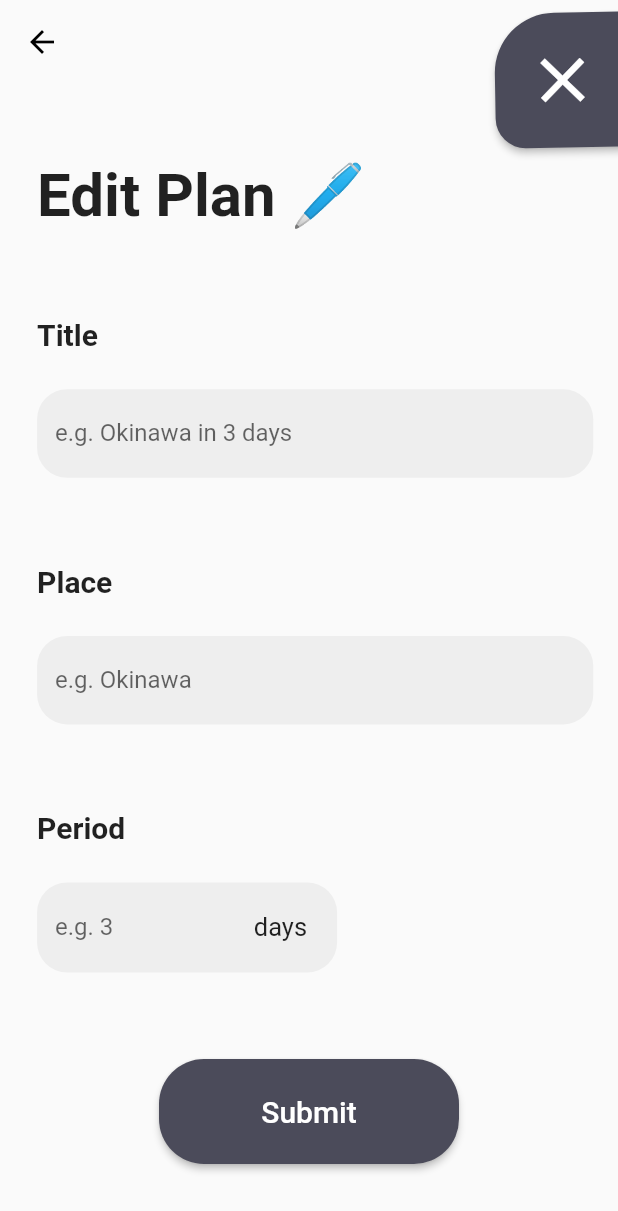
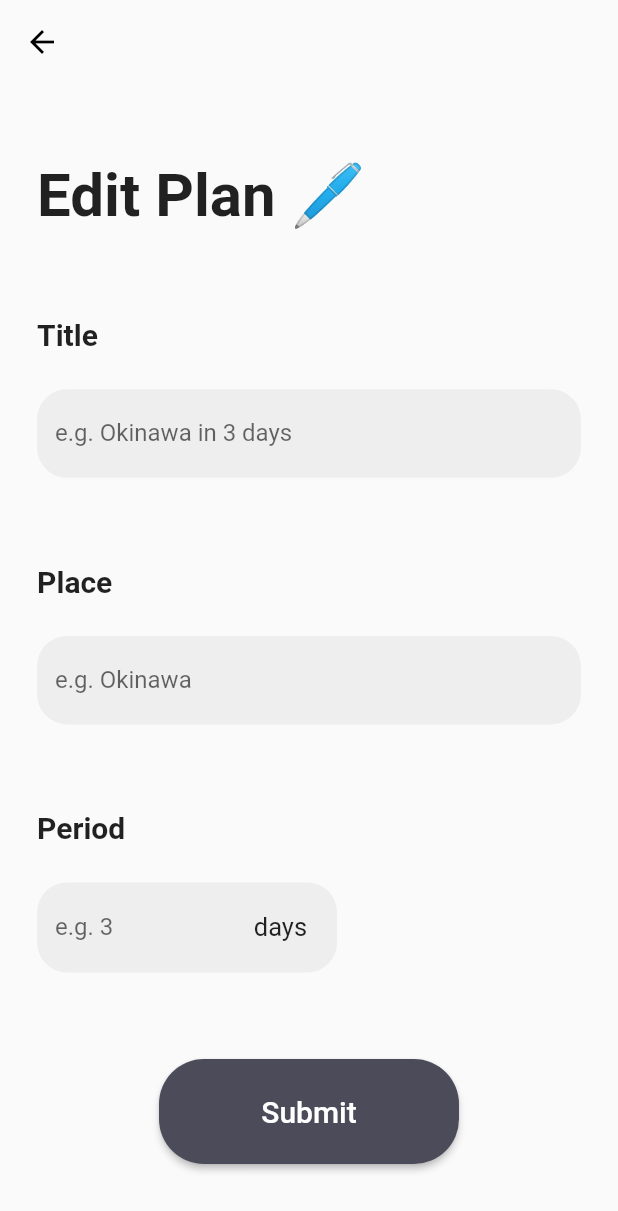
Before and after one commit to aoiorio/Travel-Knock, a Flutter app: the EditPlanScreen screen opened directly with empty values, on a phone screen of 412 x 824 dp. Shown: the top 1211 px of the screen. Run offline on Flutter 3.47's test engine with Material 3 defaults, Android fonts, the phone set to English and light mode, and no system bars; our stand-ins replace cached_network_image, flutter_custom_clippers, flutter_dotenv, image_picker, rive, shared_preferences and 3 more; missing offline and left inert: flutter_appauth; accounts and stored records are empty; network calls fail.

Commit message:
🍕add: illustrations to some pages

```diff
--- a/lib/screens/create_plan/develop_plan/edit_plan.dart
+++ b/lib/screens/create_plan/develop_plan/edit_plan.dart
@@ -1,7 +1,6 @@
 import 'package:flutter/material.dart';
 
 // library import
-import 'dart:math';
 
 // screens import
 import 'package:travelknock/screens/create_plan/develop_plan/develop_plan.dart';
@@ -69,40 +68,6 @@ class _EditPlanScreenState extends State<EditPlanScreen> {
         actions: const [],
       ),
       extendBodyBehindAppBar: true,
-      floatingActionButton: Transform.rotate(
-        // 回転しちゃうぞ
-        angle: -1 * pi / 180,
-        child: Container(
-          padding: const EdgeInsets.only(
-            left: 300,
-            // top: 60,
-          ),
-          child: SizedBox(
-            width: 90,
-            height: 90,
-            child: ElevatedButton(
-              onPressed: () {
-                Navigator.of(context).pop();
-              },
-              style: ElevatedButton.styleFrom(
-                backgroundColor: const Color(0xff4B4B5A),
-                foregroundColor: Colors.white,
-                shape: const RoundedRectangleBorder(
-                  borderRadius: BorderRadius.only(
-                    topLeft: Radius.circular(40),
-                    bottomLeft: Radius.circular(20),
-                    topRight: Radius.circular(0),
-                  ),
-                ),
-              ),
-              child: const Icon(
-                Icons.clear,
-                size: 50,
-              ),
-            ),
-          ),
-        ),
-      ),
       // clear button's location
       floatingActionButtonLocation: CustomizeFloatingLocation(
           FloatingActionButtonLocation.miniEndTop, 20, 0),
@@ -118,7 +83,7 @@ class _EditPlanScreenState extends State<EditPlanScreen> {
                   height: height >= 1000 ? height * 0.17 : height * 0.13,
                 ),
                 Padding(
-                  padding: EdgeInsets.only(left: width * 0.06),
+                  padding: EdgeInsets.only(left: width * 0.06, right: width * 0.06),
                   child: const Text(
                     'Edit Plan 🖊️',
                     style: TextStyle(
@@ -131,7 +96,7 @@ class _EditPlanScreenState extends State<EditPlanScreen> {
                   height: height >= 1000 ? height * 0.1 : height * 0.07, // 60
                 ),
                 Padding(
-                  padding: EdgeInsets.only(left: width * 0.06),
+                  padding: EdgeInsets.only(left: width * 0.06, right: width * 0.06),
                   child: CustomTextField(
                     title: 'Title',
                     labelText: 'e.g. Okinawa in 3 days',
@@ -142,7 +107,7 @@ class _EditPlanScreenState extends State<EditPlanScreen> {
                   height: height * 0.07,
                 ),
                 Padding(
-                  padding: EdgeInsets.only(left: width * 0.06),
+                  padding: EdgeInsets.only(left: width * 0.06, right: width * 0.06),
                   child: CustomTextField(
                     title: 'Place',
                     labelText: 'e.g. Okinawa',
@@ -163,7 +128,7 @@ class _EditPlanScreenState extends State<EditPlanScreen> {
                   height: height * 0.03,
                 ),
                 Padding(
-                  padding: EdgeInsets.only(left: width * 0.06),
+                  padding: EdgeInsets.only(left: width * 0.06, right: width * 0.06),
                   child: CustomDayTextField(
                       controller: periodController, labelText: 'e.g. 3'),
                 ),
--- a/lib/screens/knock/profile_knock/your_knock.dart
+++ b/lib/screens/knock/profile_knock/your_knock.dart
@@ -105,10 +105,10 @@ class _YourKnockState extends State<YourKnock> {
                   margin: const EdgeInsets.only(top: 20, bottom: 200),
                   child: Column(
                     children: [
-                      // TODO chage a illustration.
-                      Image.asset('assets/images/no-knocked.PNG'),
+                      // DONE change a illustration.
+                      Image.asset('assets/images/no-your-knock.PNG'),
                       const Text(
-                        'No knocked yet!',
+                        "You haven't knocked yet!",
                         style: TextStyle(
                           fontSize: 20,
                           fontWeight: FontWeight.bold,
--- a/lib/screens/profile/own_profile.dart
+++ b/lib/screens/profile/own_profile.dart
@@ -68,6 +68,8 @@ class _ProfileScreenState extends State<ProfileScreen> {
           shape:
               RoundedRectangleBorder(borderRadius: BorderRadius.circular(20)),
           title: Column(
+            crossAxisAlignment: CrossAxisAlignment.center,
+            mainAxisAlignment: MainAxisAlignment.center,
             children: [
               const Text(
                 'Do you want to Sign Out?',
--- a/lib/screens/tabs.dart
+++ b/lib/screens/tabs.dart
@@ -124,8 +124,8 @@ class _TabsScreenState extends State<TabsScreen> {
                 children: [
                   SizedBox(
                     width: width >= 1000 ? width * 0.5 : width,
-                  // TODO change illustration
-                    child: Image.asset('assets/images/no-knocked.PNG'),
+                  // DONE change illustration
+                    child: Image.asset('assets/images/no-login.PNG'),
                   ),
                   const Text(
                     'You should sign in!',
```
Also changed, not shown: lib/components/cards/plans/plan_card.dart (+18 -9 lines), lib/components/cards/search/search_results_card.dart (+32 -18 lines), lib/screens/create_plan/new_plan.dart (+13 -6 lines), lib/screens/plans/plans.dart (+7 -1 lines), lib/screens/profile/setting_profile/setting_profile.dart (+5 -3 lines), lib/screens/search/search.dart (+22 -4 lines), pubspec.yaml (+10 -0 lines), assets/images/first-search-potato.PNG (added), assets/images/no-login.PNG (added), assets/images/no-places.PNG (added), assets/images/no-posts.PNG (added), assets/images/no-search-results.PNG (added), assets/images/no-your-knock.PNG (added), 1 other file.
